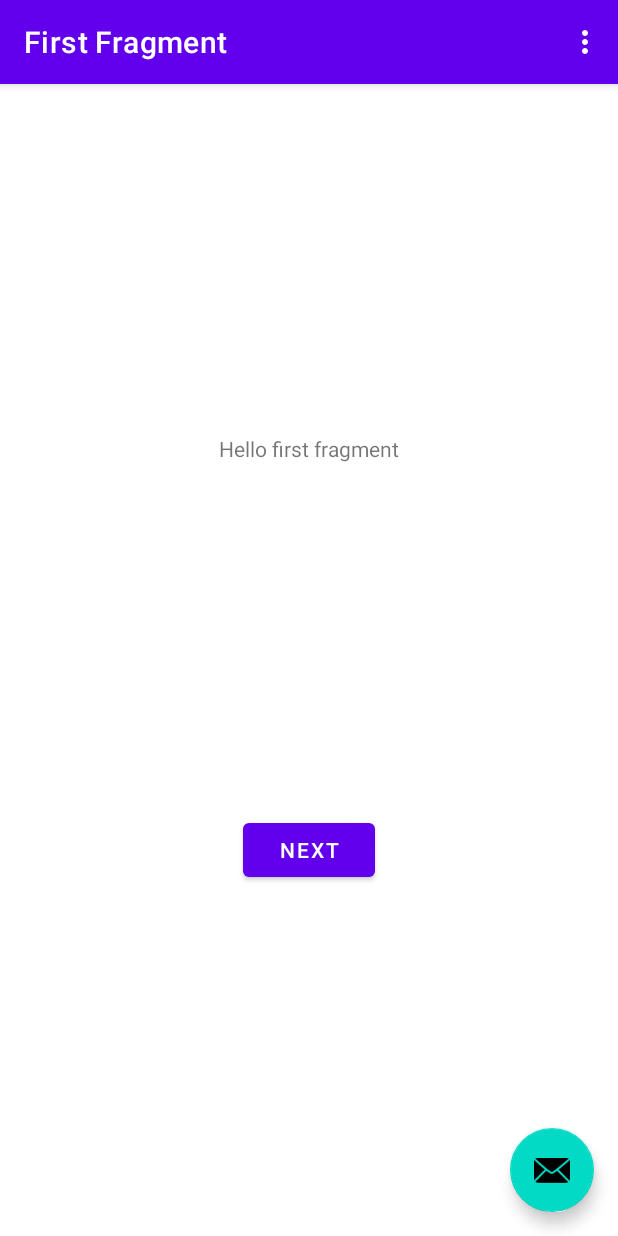
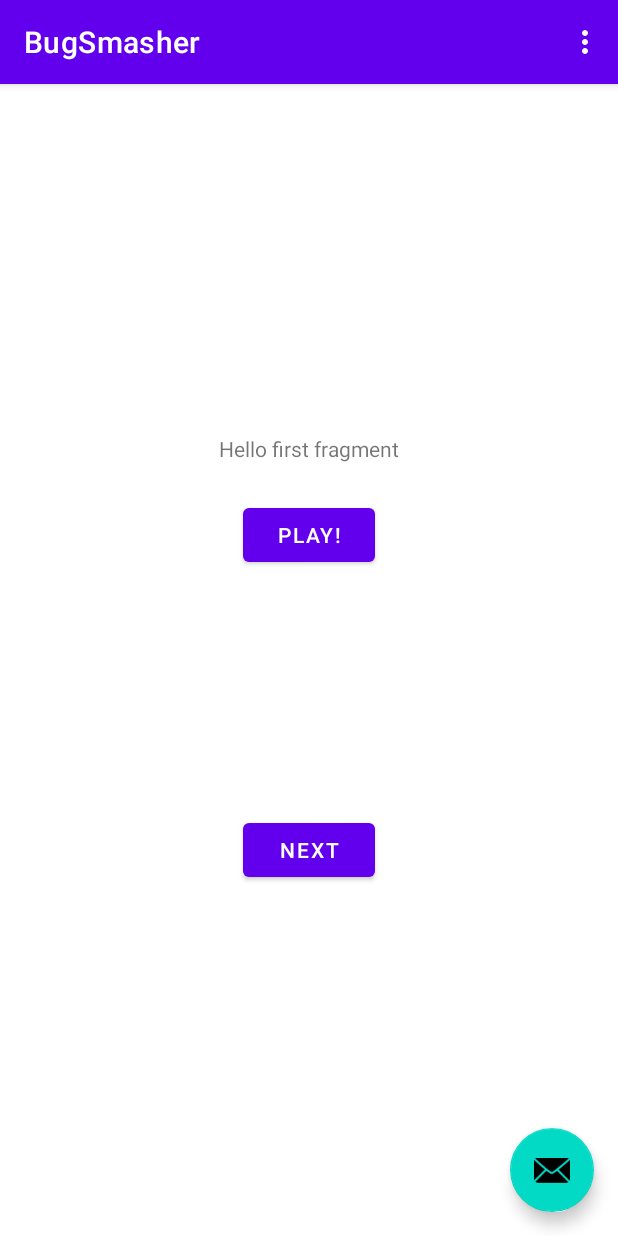
Before and after one commit to flexits/BugSmash, an Android app: the screen it shows after launch (MainActivity), on a phone screen of 412 x 824 dp. Run offline under Robolectric (Android 15) with nearby library versions, the phone set to English and light mode, and no system bars; our stand-ins replace navigation-ui.

Commit message:
Added a dedicated fullscreen activity for a game surface

```diff
--- a/app/src/main/java/com/flexits/bugsmash/MainActivity.java
+++ b/app/src/main/java/com/flexits/bugsmash/MainActivity.java
@@ -4,6 +4,7 @@ import android.os.Bundle;
 
 import com.google.android.material.snackbar.Snackbar;
 
+import androidx.annotation.NonNull;
 import androidx.appcompat.app.AppCompatActivity;
 
 import android.view.View;
@@ -39,18 +40,13 @@ public class MainActivity extends AppCompatActivity {
         appBarConfiguration = new AppBarConfiguration.Builder(navController.getGraph()).build();
         NavigationUI.setupActionBarWithNavController(this, navController, appBarConfiguration);
 
-        binding.fab.setOnClickListener(new View.OnClickListener() {
-            @Override
-            public void onClick(View view) {
-                Snackbar.make(view, "Replace with your own action", Snackbar.LENGTH_LONG)
-                        .setAction("Action", null).show();
-            }
-        });
+        binding.fab.setOnClickListener(view -> Snackbar.make(view, "Replace with your own action", Snackbar.LENGTH_LONG)
+                .setAction("Action", null).show());
     }
 
     @Override
-    public boolean onCreateOptionsMenu(Menu menu) {
-        // Inflate the menu; this adds items to the action bar if it is present.
+    public boolean onCreateOptionsMenu(@NonNull Menu menu) {
+        // Inflate the menu; this adds items to the action bar.
         getMenuInflater().inflate(R.menu.menu_main, menu);
         return true;
     }
--- a/app/src/main/java/com/flexits/bugsmash/StartFragment.java
+++ b/app/src/main/java/com/flexits/bugsmash/StartFragment.java
@@ -1,5 +1,6 @@
 package com.flexits.bugsmash;
 
+import android.content.Intent;
 import android.os.Bundle;
 import android.view.LayoutInflater;
 import android.view.View;
@@ -16,26 +17,20 @@ public class StartFragment extends Fragment {
     private FragmentFirstBinding binding;
 
     @Override
-    public View onCreateView(
-            LayoutInflater inflater, ViewGroup container,
-            Bundle savedInstanceState
-    ) {
-
+    public View onCreateView(@NonNull LayoutInflater inflater,
+                             ViewGroup container,
+                             Bundle savedInstanceState) {
         binding = FragmentFirstBinding.inflate(inflater, container, false);
         return binding.getRoot();
-
     }
 
     public void onViewCreated(@NonNull View view, Bundle savedInstanceState) {
         super.onViewCreated(view, savedInstanceState);
 
-        binding.buttonFirst.setOnClickListener(new View.OnClickListener() {
-            @Override
-            public void onClick(View view) {
-                NavHostFragment.findNavController(StartFragment.this)
-                        .navigate(R.id.action_FirstFragment_to_SecondFragment);
-            }
-        });
+        binding.buttonFirst.setOnClickListener(view1 -> NavHostFragment.findNavController(StartFragment.this)
+                .navigate(R.id.action_FirstFragment_to_SecondFragment));
+
+        binding.buttonPlay.setOnClickListener(view1 -> btnPlayPress(this.getView()));
     }
 
     @Override
@@ -44,4 +39,8 @@ public class StartFragment extends Fragment {
         binding = null;
     }
 
+    public void btnPlayPress(View view){
+        startActivity(new Intent(view.getContext(), GameActivity.class));
+    }
+
 }
--- a/app/src/main/res/layout/fragment_first.xml
+++ b/app/src/main/res/layout/fragment_first.xml
@@ -25,4 +25,14 @@
         app:layout_constraintEnd_toEndOf="parent"
         app:layout_constraintStart_toStartOf="parent"
         app:layout_constraintTop_toBottomOf="@id/textview_first" />
+
+    <Button
+        android:id="@+id/button_play"
+        android:layout_width="wrap_content"
+        android:layout_height="wrap_content"
+        android:layout_marginTop="24dp"
+        android:text="Play!"
+        app:layout_constraintEnd_toEndOf="parent"
+        app:layout_constraintStart_toStartOf="parent"
+        app:layout_constraintTop_toBottomOf="@+id/textview_first" />
 </androidx.constraintlayout.widget.ConstraintLayout>
--- a/app/src/main/res/navigation/nav_graph.xml
+++ b/app/src/main/res/navigation/nav_graph.xml
@@ -28,7 +28,7 @@
     <fragment
         android:id="@+id/aboutFragment"
         android:name="com.flexits.bugsmash.AboutFragment"
-        android:label="fragment_about"
+        android:label="@string/about_fragment_label"
         tools:layout="@layout/fragment_about" />
     <action android:id="@+id/action_global_aboutFragment" app:destination="@id/aboutFragment"
         app:launchSingleTop="true" />
--- /dev/null
+++ b/app/src/main/res/values/attrs.xml
@@ -0,0 +1,6 @@
+<resources>
+    <declare-styleable name="FullscreenAttrs">
+        <attr name="fullscreenBackgroundColor" format="color" />
+        <attr name="fullscreenTextColor" format="color" />
+    </declare-styleable>
+</resources>
--- a/app/src/main/res/values/strings.xml
+++ b/app/src/main/res/values/strings.xml
@@ -3,13 +3,14 @@
     <string name="action_settings">Settings</string>
     <string name="action_about">About</string>
     <!-- Strings used for fragments for navigation -->
-    <string name="first_fragment_label">First Fragment</string>
-    <string name="second_fragment_label">Second Fragment</string>
+    <string name="first_fragment_label">BugSmasher</string>
+    <string name="second_fragment_label">BugSmasher</string>
+    <string name="about_fragment_label">About</string>
     <string name="next">Next</string>
     <string name="previous">Previous</string>
 
     <string name="hello_first_fragment">Hello first fragment</string>
     <string name="hello_second_fragment">Hello second fragment. Arg: %1$s</string>
-    <!-- TODO: Remove or change this placeholder text -->
     <string name="hello_blank_fragment">Hello blank fragment</string>
+    <string name="title_activity_game">GameActivity</string>
 </resources>
--- a/app/src/main/res/values/themes.xml
+++ b/app/src/main/res/values/themes.xml
@@ -22,4 +22,13 @@
     <style name="Theme.BugSmash.AppBarOverlay" parent="ThemeOverlay.AppCompat.Dark.ActionBar" />
 
     <style name="Theme.BugSmash.PopupOverlay" parent="ThemeOverlay.AppCompat.Light" />
+
+    <style name="Theme.AppCompat.Light.NoActionBar.FullScreen" parent="@style/Theme.AppCompat.Light.NoActionBar">
+        <item name="android:windowNoTitle">true</item>
+        <item name="android:windowActionBar">false</item>
+        <item name="android:windowFullscreen">true</item>
+        <item name="android:windowContentOverlay">@null</item>
+        <item name="android:navigationBarColor">@android:color/transparent</item>
+        <item name="android:statusBarColor">@android:color/transparent</item>
+    </style>
 </resources>
```
Also changed, not shown: app/src/main/AndroidManifest.xml (+7 -1 lines), app/src/main/java/com/flexits/bugsmash/GameActivity.java (added, +41 -0 lines), app/src/main/java/com/flexits/bugsmash/GameFragment.java (+24 -9 lines), app/src/main/java/com/flexits/bugsmash/GameView.java (added, +46 -0 lines), app/src/main/res/layout/activity_game.xml (added, +7 -0 lines), app/src/main/res/values/styles.xml (added, +11 -0 lines).
